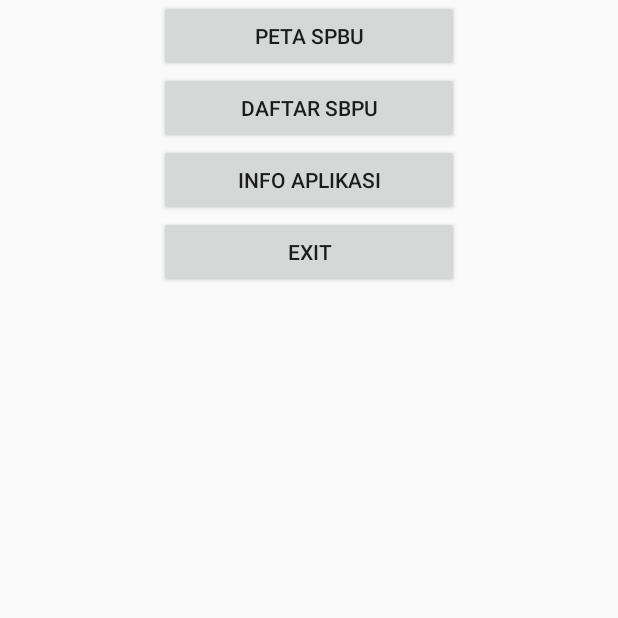
After one commit to arthurnumen/kupang-public-area, an Android app: the MainActivity screen opened directly, with no data from a screen before it, on a phone screen of 412 x 824 dp, the top half of it. The commit adds this screen. Run offline under Robolectric (Android 15) with nearby library versions, the phone set to English and light mode, and no system bars.

Commit message:
add menu

```diff
--- a/app/src/main/AndroidManifest.xml
+++ b/app/src/main/AndroidManifest.xml
@@ -34,7 +34,7 @@
             android:value="@string/google_maps_key" />
 
         <activity
-            android:name=".SplashScreen"
+            android:name="com.example.app.kupangpublicarea.SplashScreen"
             android:label="@string/title_activity_maps">
             <intent-filter>
                 <action android:name="android.intent.action.MAIN" />
@@ -42,15 +42,13 @@
                 <category android:name="android.intent.category.LAUNCHER" />
             </intent-filter>
         </activity>
-
+        <activity
+            android:name="com.example.app.kupangpublicarea.MainActivity"
+            android:label="@string/title_activity_maps">
+        </activity>
         <activity
             android:name=".MapsActivity"
             android:label="@string/title_activity_maps">
-            <intent-filter>
-                <action android:name="com.example.app.kupangpublicarea.MAPSACTIVITY" />
-
-                <category android:name="android.intent.category.DEFAULT" />
-            </intent-filter>
         </activity>
 
     </application>
--- /dev/null
+++ b/app/src/main/java/com/example/app/kupangpublicarea/MainActivity.java
@@ -0,0 +1,13 @@
+package com.example.app.kupangpublicarea;
+
+import android.app.Activity;
+import android.os.Bundle;
+
+public class MainActivity extends Activity {
+
+    @Override
+    protected void onCreate(Bundle savedInstanceState) {
+        super.onCreate(savedInstanceState);
+        setContentView(R.layout.main_menu);
+    }
+}
--- a/app/src/main/java/com/example/app/kupangpublicarea/SplashScreen.java
+++ b/app/src/main/java/com/example/app/kupangpublicarea/SplashScreen.java
@@ -22,7 +22,7 @@ public class SplashScreen extends Activity {
                 }catch(InterruptedException e){
                     e.printStackTrace();
                 }finally{
-                    Intent intent = new Intent(SplashScreen.this,MapsActivity.class);
+                    Intent intent = new Intent(SplashScreen.this,MainActivity.class);
                     startActivity(intent);
                 }
             }
--- /dev/null
+++ b/app/src/main/res/layout/main_menu.xml
@@ -0,0 +1,34 @@
+<?xml version="1.0" encoding="utf-8"?>
+<LinearLayout xmlns:android="http://schemas.android.com/apk/res/android"
+    android:orientation="vertical" android:layout_width="match_parent"
+    android:layout_height="match_parent"
+    android:weightSum="1">
+
+    <Button
+        android:layout_width="200dp"
+        android:layout_height="wrap_content"
+        android:text="Peta SPBU"
+        android:id="@+id/button"
+        android:layout_gravity="center_horizontal" />
+
+    <Button
+        android:layout_width="200dp"
+        android:layout_height="wrap_content"
+        android:text="Daftar SBPU"
+        android:id="@+id/button2"
+        android:layout_gravity="center_horizontal" />
+
+    <Button
+        android:layout_width="200dp"
+        android:layout_height="wrap_content"
+        android:text="Info Aplikasi"
+        android:id="@+id/button3"
+        android:layout_gravity="center_horizontal" />
+
+    <Button
+        android:layout_width="200dp"
+        android:layout_height="wrap_content"
+        android:text="Exit"
+        android:id="@+id/button4"
+        android:layout_gravity="center_horizontal" />
+</LinearLayout>
```
